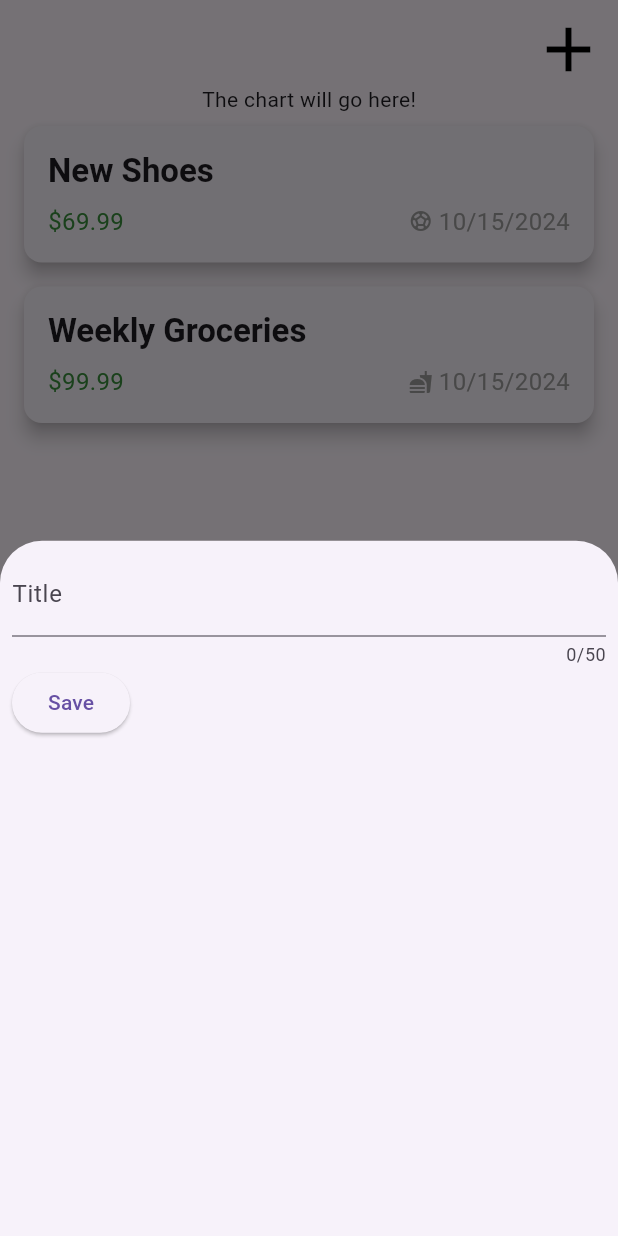
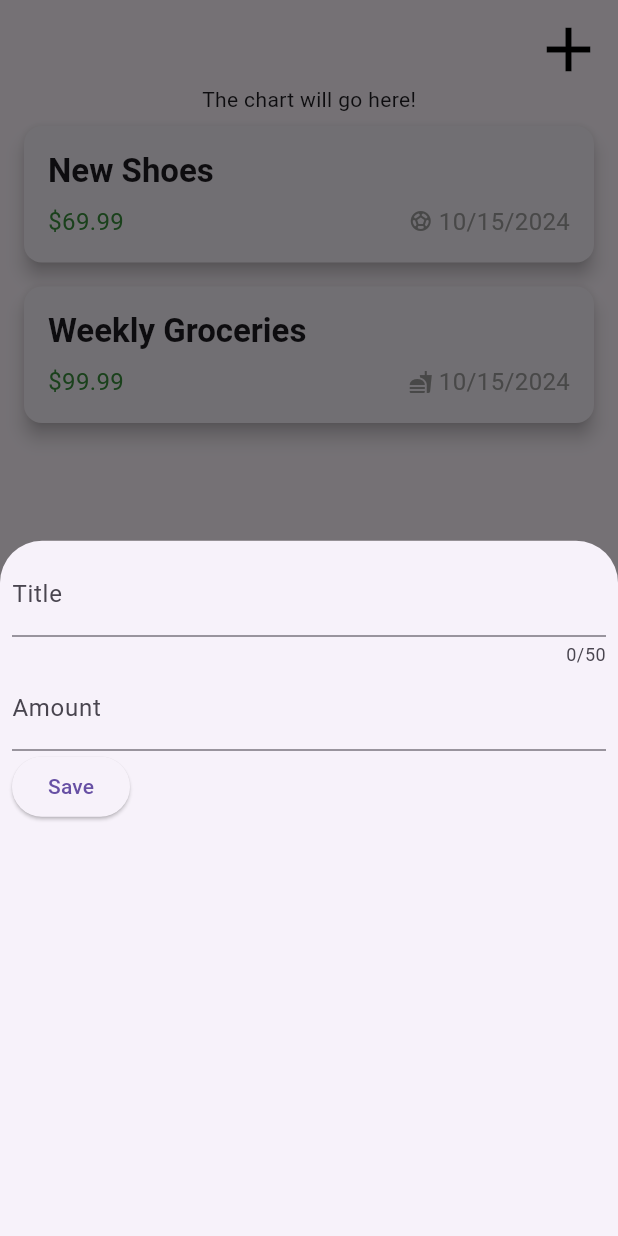
Before and after one commit to MichalMatu/expense_tracker, a Flutter app: the screen it shows after launch, after a tap on the "add" icon, on a phone screen of 412 x 824 dp. Run offline on Flutter 3.47's test engine with Material 3 defaults, Android fonts, the phone set to English and light mode, and no system bars.

Commit message:
amount controller added

```diff
--- a/lib/widgets/new_ezpense.dart
+++ b/lib/widgets/new_ezpense.dart
@@ -11,10 +11,12 @@ class NewExpense extends StatefulWidget {
 
 class _NewExpenseState extends State<NewExpense> {
   final _titleController = TextEditingController();
+  final _amountController = TextEditingController();
 
   @override
   void dispose() {
     _titleController.dispose();
+    _amountController.dispose();
     super.dispose();
   }
 
@@ -28,10 +30,16 @@ class _NewExpenseState extends State<NewExpense> {
           maxLength: 50,
           decoration: const InputDecoration(label: Text('Title')),
         ),
+        TextField(
+          controller: _amountController,
+          decoration: const InputDecoration(label: Text('Amount')),
+          keyboardType: TextInputType.number,
+        ),
         Row(children: [
           ElevatedButton(
               onPressed: () {
                 print(_titleController.text);
+                print(_amountController.text);
               },
               child: const Text('Save'))
         ])
```
